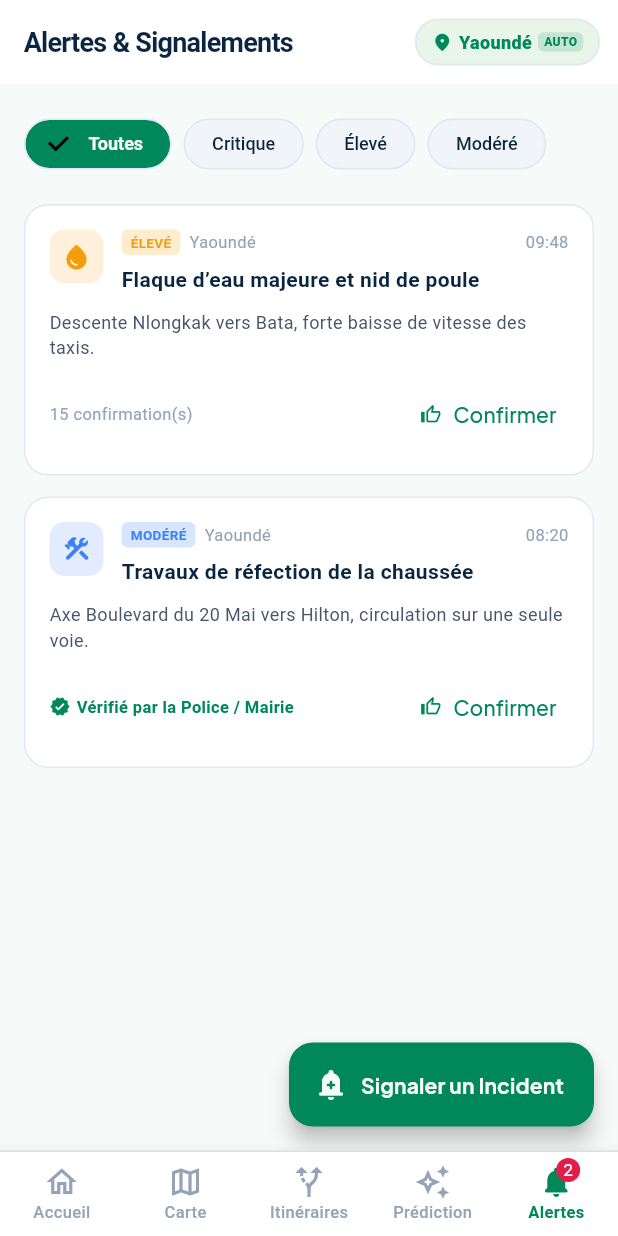
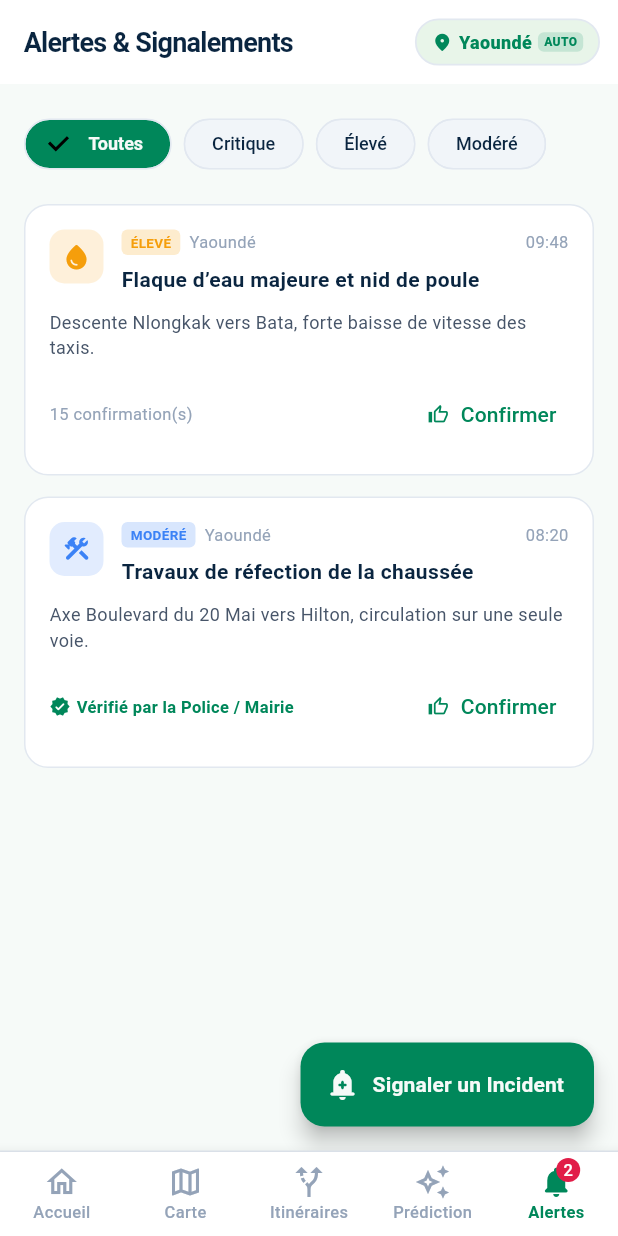
Before and after one commit to paulenoumbissi-cell/CityFlow, a Flutter app: the screen it shows after launch, item 5 of the bottom bar chosen, on a phone screen of 412 x 824 dp. Run offline on Flutter 3.47's test engine with Material 3 defaults, Android fonts, the phone set to English and light mode, and no system bars; our stand-ins replace fl_chart, flutter_map, geolocator, latlong2; network calls fail; statements that could not run were skipped.

Commit message:
fix(mobile): optimize native typography rendering and remove unbundled font artifacts

```diff
--- a/mobile/lib/core/theme/app_theme.dart
+++ b/mobile/lib/core/theme/app_theme.dart
@@ -1,11 +1,8 @@
 import 'package:flutter/material.dart';
-import 'package:google_fonts/google_fonts.dart';
 import '../constants/app_colors.dart';
 
 class AppTheme {
   static ThemeData get lightTheme {
-    final baseTextTheme = GoogleFonts.plusJakartaSansTextTheme(ThemeData.light().textTheme);
-
     return ThemeData(
       useMaterial3: true,
       brightness: Brightness.light,
@@ -47,41 +44,41 @@ class AppTheme {
         selectedLabelStyle: TextStyle(fontSize: 11, fontWeight: FontWeight.w700),
         unselectedLabelStyle: TextStyle(fontSize: 11, fontWeight: FontWeight.w500),
       ),
-      textTheme: baseTextTheme.copyWith(
-        displayLarge: GoogleFonts.plusJakartaSans(
+      textTheme: const TextTheme(
+        displayLarge: TextStyle(
           color: AppColors.textPrimary,
           fontSize: 28,
           fontWeight: FontWeight.w800,
           letterSpacing: -1,
           height: 1.15,
         ),
-        headlineMedium: GoogleFonts.plusJakartaSans(
+        headlineMedium: TextStyle(
           color: AppColors.textPrimary,
           fontSize: 20,
           fontWeight: FontWeight.w800,
           letterSpacing: -0.5,
         ),
-        titleLarge: GoogleFonts.plusJakartaSans(
+        titleLarge: TextStyle(
           color: AppColors.textPrimary,
           fontSize: 16,
           fontWeight: FontWeight.w700,
         ),
-        titleMedium: const TextStyle(
+        titleMedium: TextStyle(
           color: AppColors.textPrimary,
           fontSize: 14,
           fontWeight: FontWeight.w600,
         ),
-        bodyLarge: const TextStyle(
+        bodyLarge: TextStyle(
           color: AppColors.textPrimary,
           fontSize: 14,
           fontWeight: FontWeight.normal,
         ),
-        bodyMedium: const TextStyle(
+        bodyMedium: TextStyle(
           color: AppColors.textSecondary,
           fontSize: 13,
           fontWeight: FontWeight.normal,
         ),
-        bodySmall: const TextStyle(
+        bodySmall: TextStyle(
           color: AppColors.textMuted,
           fontSize: 11,
           fontWeight: FontWeight.normal,
--- a/mobile/lib/widgets/cityflow_brand_header.dart
+++ b/mobile/lib/widgets/cityflow_brand_header.dart
@@ -45,7 +45,6 @@ class CityFlowBrandHeader extends StatelessWidget {
             RichText(
               text: const TextSpan(
                 style: TextStyle(
-                  fontFamily: 'Plus Jakarta Sans',
                   fontSize: 18,
                   fontWeight: FontWeight.w800,
                   letterSpacing: -0.5,
```
